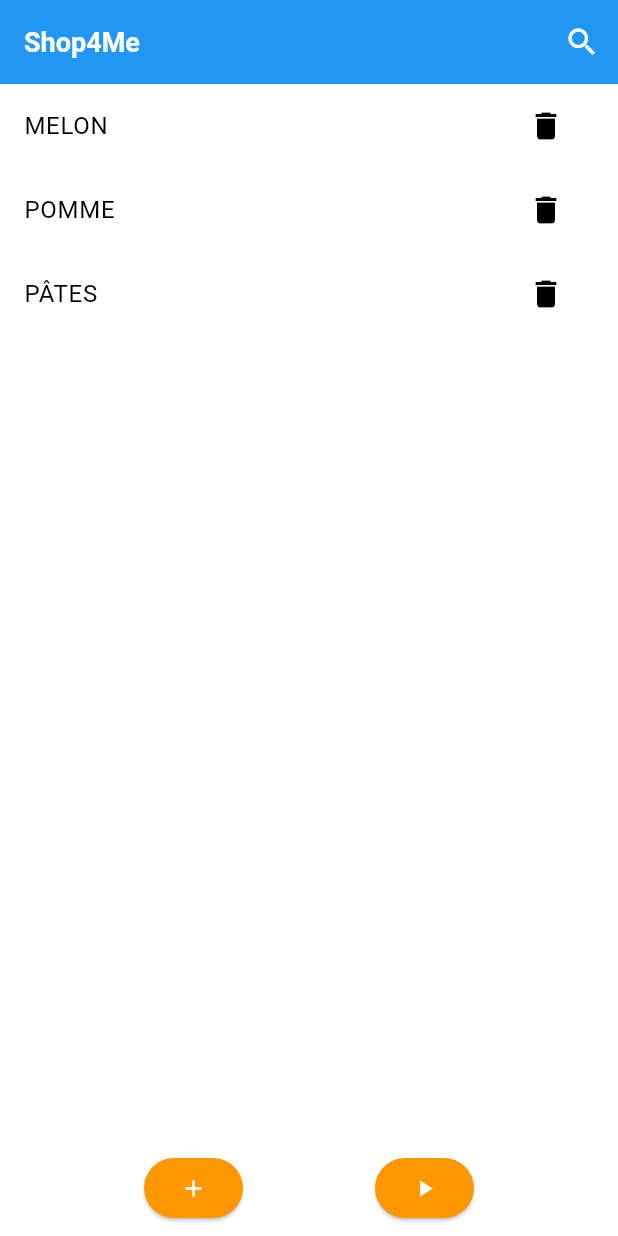
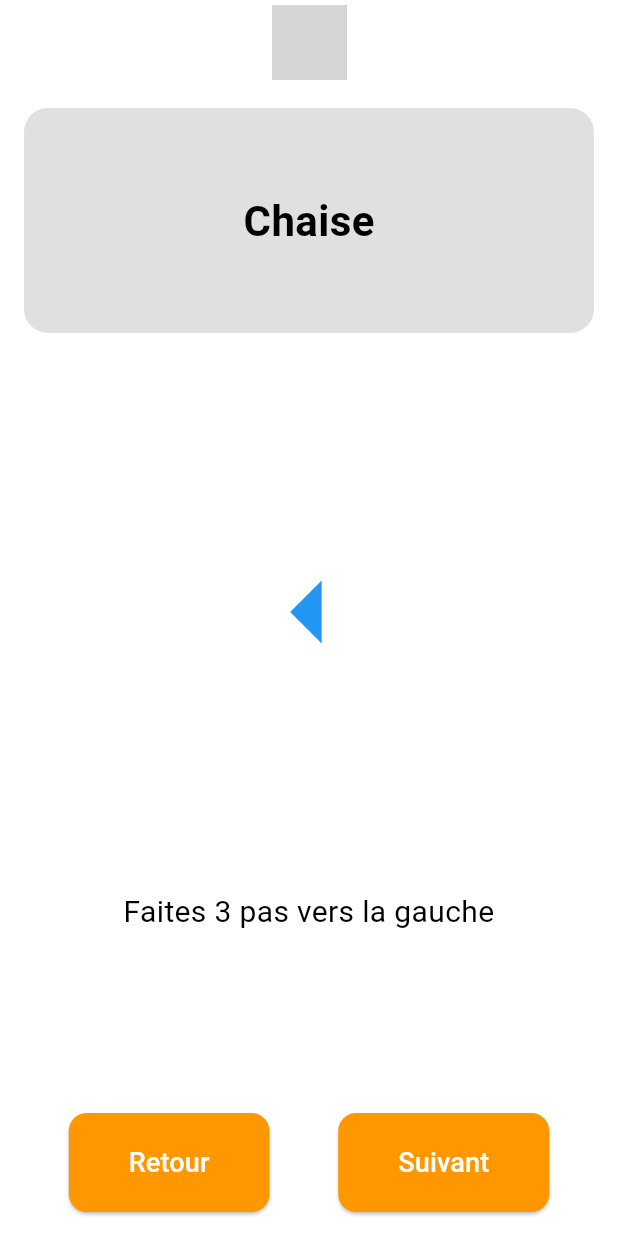
Before and after one commit to MatthieuFranques/ShopForMe, a Flutter app: the screen it shows after launch, on a phone screen of 412 x 824 dp. Run offline on Flutter 3.47's test engine with Material 3 defaults, Android fonts, the phone set to English and light mode, and no system bars; our stand-ins replace flutter_bloc, flutter_tts; grey boxes are pictures that could not be loaded.

Commit message:
test: init branch front screen location

```diff
--- a/mobile/lib/app.dart
+++ b/mobile/lib/app.dart
@@ -1,6 +1,9 @@
 import 'package:flutter/material.dart';
+import 'package:flutter_bloc/flutter_bloc.dart';
 import 'ui/screens/home_screen.dart';
 import 'config/theme.dart';
+import 'package:mobile/blocs/navigation_bloc.dart';
+import 'package:mobile/ui/screens/navigation_screen.dart';
 
 class Shop4MeApp extends StatelessWidget {
   const Shop4MeApp({super.key});
@@ -10,7 +13,10 @@ class Shop4MeApp extends StatelessWidget {
     return MaterialApp(
       title: 'Shop4Me',
       theme: Shop4MeTheme.lightTheme,
-      home: const HomeScreen(),
+      home: BlocProvider(
+        create: (_) => NavigationBloc()..add(LoadNavigationEvent()), // Load the initial event
+        child: NavigationPage(),
+      ),
     );
   }
 }
--- a/mobile/lib/blocs/navigation_bloc.dart
+++ b/mobile/lib/blocs/navigation_bloc.dart
@@ -0,0 +1,42 @@
+import 'package:flutter_bloc/flutter_bloc.dart';
+
+// Define the possible directions for the arrow
+enum ArrowDirection { left, right }
+
+// Navigation Event
+abstract class NavigationEvent {}
+
+class LoadNavigationEvent extends NavigationEvent {}
+
+// Navigation State
+abstract class NavigationState {}
+
+class NavigationLoadingState extends NavigationState {}
+
+class NavigationLoadedState extends NavigationState {
+  final String objectName;
+  final ArrowDirection arrowDirection;
+  final String instruction;
+
+  NavigationLoadedState({
+    required this.objectName,
+    required this.arrowDirection,
+    required this.instruction,
+  });
+}
+
+// Navigation BLoC
+class NavigationBloc extends Bloc<NavigationEvent, NavigationState> {
+  NavigationBloc() : super(NavigationLoadingState()) {
+    on<LoadNavigationEvent>(_onLoadNavigation);
+  }
+
+  void _onLoadNavigation(LoadNavigationEvent event, Emitter<NavigationState> emit) {
+    // Simulate loading data
+    emit(NavigationLoadedState(
+      objectName: "Chaise",
+      arrowDirection: ArrowDirection.left,
+      instruction: "Faites 3 pas vers la gauche",
+    ));
+  }
+}
--- a/mobile/lib/ui/screens/navigation_screen.dart
+++ b/mobile/lib/ui/screens/navigation_screen.dart
@@ -0,0 +1,114 @@
+import 'package:flutter/material.dart';
+import 'package:flutter_bloc/flutter_bloc.dart';
+import 'package:mobile/blocs/navigation_bloc.dart';
+
+class NavigationPage extends StatelessWidget {
+  @override
+  Widget build(BuildContext context) {
+    return Scaffold(
+      appBar: AppBar(
+        automaticallyImplyLeading: false, // Hide back button
+        title: Image.asset(
+          'assets/logo.png', // Your logo path
+          height: 50,
+        ),
+        centerTitle: true,
+        backgroundColor: Colors.white,
+        elevation: 0,
+      ),
+      body: BlocBuilder<NavigationBloc, NavigationState>(
+        builder: (context, state) {
+          if (state is NavigationLoadedState) {
+            return Column(
+              mainAxisAlignment: MainAxisAlignment.spaceBetween,
+              children: [
+                // Object name in a large rectangle
+                Padding(
+                  padding: const EdgeInsets.all(16.0),
+                  child: Container(
+                    height: 150,
+                    width: double.infinity,
+                    decoration: BoxDecoration(
+                      color: Colors.grey[300],
+                      borderRadius: BorderRadius.circular(16),
+                    ),
+                    child: Center(
+                      child: Text(
+                        state.objectName, // The name of the object
+                        style: TextStyle(
+                          fontSize: 28,
+                          fontWeight: FontWeight.bold,
+                        ),
+                      ),
+                    ),
+                  ),
+                ),
+
+                // Big arrow in the middle
+                Padding(
+                  padding: const EdgeInsets.symmetric(vertical: 32),
+                  child: Icon(
+                    state.arrowDirection == ArrowDirection.left
+                        ? Icons.arrow_left
+                        : Icons.arrow_right, // Arrow based on state
+                    size: 100,
+                    color: Colors.blue,
+                  ),
+                ),
+
+                // Movement instruction
+                Padding(
+                  padding: const EdgeInsets.symmetric(vertical: 16),
+                  child: Text(
+                    state.instruction, // Example: "Faites 3 pas vers la gauche"
+                    style: TextStyle(fontSize: 20),
+                    textAlign: TextAlign.center,
+                  ),
+                ),
+
+                // Bottom navigation bar with two large buttons
+                Padding(
+                  padding: const EdgeInsets.symmetric(vertical: 16),
+                  child: Row(
+                    mainAxisAlignment: MainAxisAlignment.spaceEvenly,
+                    children: [
+                      ElevatedButton(
+                        onPressed: () {
+                          // Handle button press
+                        },
+                        style: ElevatedButton.styleFrom(
+                          padding: EdgeInsets.symmetric(horizontal: 40, vertical: 20),
+                          shape: RoundedRectangleBorder(
+                            borderRadius: BorderRadius.circular(12),
+                          ),
+                        ),
+                        child: Text('Retour', style: TextStyle(fontSize: 18)),
+                      ),
+                      ElevatedButton(
+                        onPressed: () {
+                          // Handle button press
+                        },
+                        style: ElevatedButton.styleFrom(
+                          padding: EdgeInsets.symmetric(horizontal: 40, vertical: 20),
+                          shape: RoundedRectangleBorder(
+                            borderRadius: BorderRadius.circular(12),
+                          ),
+                        ),
+                        child: Text('Suivant', style: TextStyle(fontSize: 18)),
+                      ),
+                    ],
+                  ),
+                ),
+              ],
+            );
+          } else {
+            // Loading or error state
+            return Center(
+              child: CircularProgressIndicator(),
+            );
+          }
+        },
+      ),
+    );
+  }
+}
```
